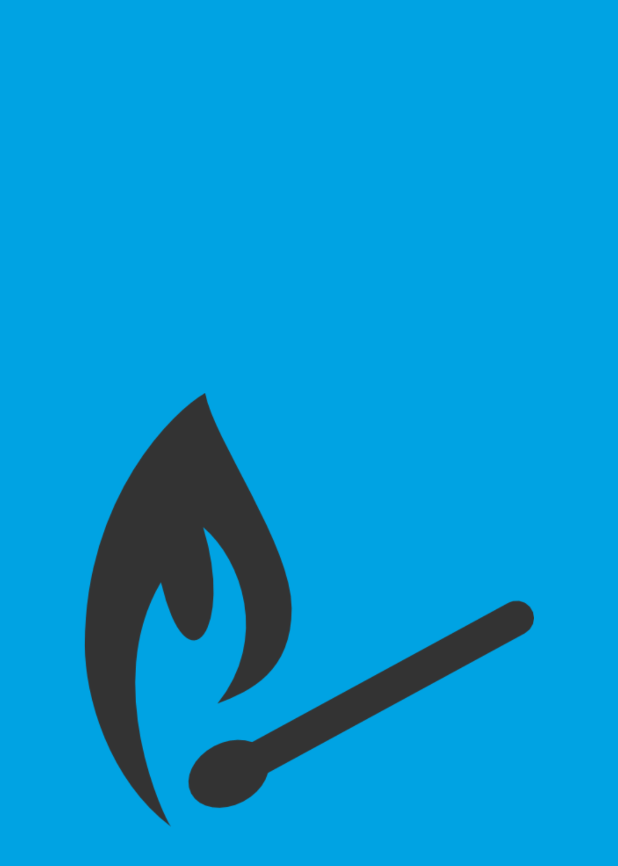
After one commit to 19Dima89/Detector, an Android app: the SplashScreenActivity screen opened directly, with no data from a screen before it, on a phone screen of 412 x 824 dp. The commit adds this screen. Shown: the top 866 px of the screen. Run offline under Robolectric (Android 15) with nearby library versions, the phone set to English and light mode, and no system bars; 1 statement that could not run was skipped.

Commit message:
added Splash-Screen

```diff
--- a/app/src/main/AndroidManifest.xml
+++ b/app/src/main/AndroidManifest.xml
@@ -17,6 +17,11 @@
             android:name=".DetectionActivity"
             android:label="@string/app_name"
             android:theme="@style/Theme.AppCompat.NoActionBar">
+        </activity>
+        <activity
+            android:name=".SplashScreenActivity"
+            android:label="@string/app_name"
+            android:theme="@style/Theme.AppCompat.NoActionBar">
             <intent-filter>
                 <action android:name="android.intent.action.MAIN" />
 
--- /dev/null
+++ b/app/src/main/java/de/rosenheim/fh/bachelor/detector/SplashScreenActivity.java
@@ -0,0 +1,36 @@
+package de.rosenheim.fh.bachelor.detector;
+
+import android.app.Activity;
+import android.content.Intent;
+import android.os.Bundle;
+import android.os.Handler;
+import android.view.Menu;
+
+/**
+ * Created by infinity on 10/30/15.
+ */
+public class SplashScreenActivity extends Activity {
+
+    /** Duration of wait **/
+    private final int SPLASH_DISPLAY_LENGTH = 1000;
+
+    /** Called when the activity is first created. */
+    @Override
+    public void onCreate(Bundle bundle) {
+        super.onCreate(bundle);
+        setContentView(R.layout.splash_screen_layout);
+
+        /* New Handler to start the Menu-Activity
+         * and close this Splash-Screen after some seconds.*/
+        new Handler().postDelayed(new Runnable(){
+            @Override
+            public void run() {
+                /* Create an Intent that will start the Menu-Activity. */
+                Intent mainIntent = new Intent(SplashScreenActivity.this, DetectionActivity.class);
+                SplashScreenActivity.this.startActivity(mainIntent);
+                SplashScreenActivity.this.finish();
+            }
+        }, SPLASH_DISPLAY_LENGTH);
+    }
+
+}
--- /dev/null
+++ b/app/src/main/res/layout/splash_screen_layout.xml
@@ -0,0 +1,13 @@
+<?xml version="1.0" encoding="utf-8"?>
+<RelativeLayout xmlns:android="http://schemas.android.com/apk/res/android"
+    android:layout_width="match_parent" android:layout_height="match_parent"
+    android:background="#00A3E3">
+
+    <ImageView
+        android:layout_width="300dp"
+        android:layout_height="300dp"
+        android:src="@drawable/match_icon"
+        android:scaleType="fitXY"
+        android:layout_centerInParent="true"/>
+
+</RelativeLayout>
--- a/app/src/main/res/values/strings.xml
+++ b/app/src/main/res/values/strings.xml
@@ -1,6 +1,4 @@
 <resources>
-    <string name="app_name">Detector</string>
-
-    <string name="hello_world">Hello world!</string>
+    <string name="app_name">Matcher</string>
     <string name="action_settings">Settings</string>
 </resources>
```
Also changed, not shown: app/src/main/res/drawable/match_icon.png (added).
